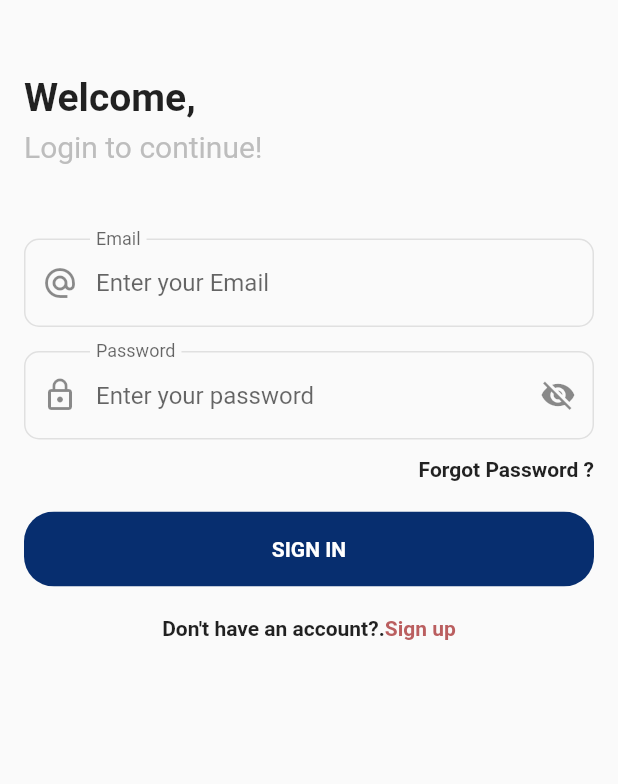
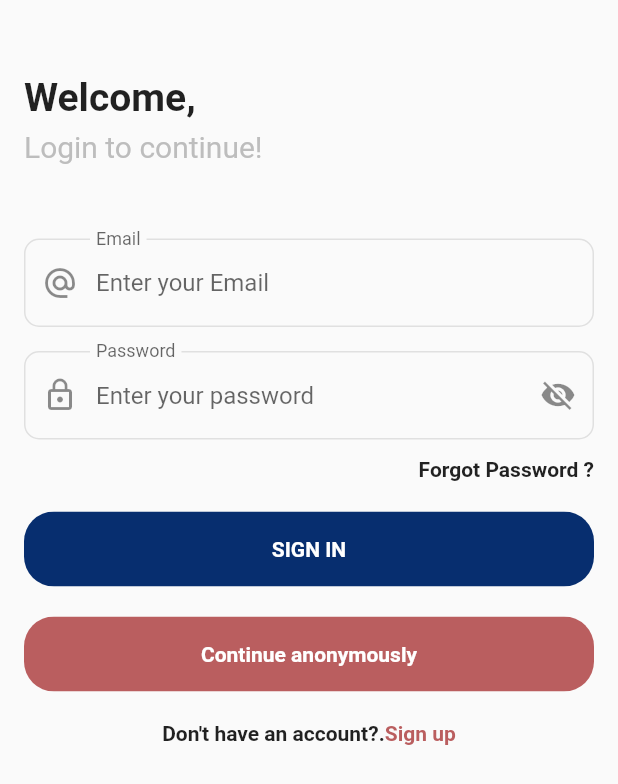
Before and after one commit to AdrianWest97/police-report-mobile, a Flutter app: the screen it shows after launch, on a phone screen of 412 x 824 dp. Shown: the top 784 px of the screen. Run offline on Flutter 3.47's test engine with Material 2 defaults, Android fonts, the phone set to English and light mode, and no system bars; our stand-ins replace adaptive_theme, circular_profile_avatar, flutter_dotenv, flutter_svg, modal_progress_hud, shared_preferences; missing offline and left inert: custom_navigator; accounts and stored records are empty; network calls fail.

Commit message:
update UI

```diff
--- a/lib/api/api.dart
+++ b/lib/api/api.dart
@@ -1,10 +1,11 @@
 import 'dart:convert';
+import 'package:flutter_dotenv/flutter_dotenv.dart';
 import 'package:http/http.dart' as http;
 import 'package:prms/utils/SharedPrefs.dart';
 
 class Network {
   //base  url
-  final String url = 'http://10.0.2.2:8000/api';
+  final String url = DotEnv().env['APP_URL'];
 
 //set header and specify content type
   _setHeaders() => {
@@ -18,6 +19,12 @@ class Network {
     var fullUrl = url + apiUrl;
     return await http.post(fullUrl,
         body: jsonEncode(data), headers: _setHeaders());
+  }
+
+//delete request to api
+  deleteData(apiUrl) async {
+    var fullUrl = url + apiUrl;
+    return await http.delete(fullUrl, headers: _setHeaders());
   }
 
   getData(apiUrl) async {
--- a/lib/components/HomeMenu.dart
+++ b/lib/components/HomeMenu.dart
@@ -18,15 +18,16 @@ class _HomeMenuState extends State<HomeMenu> {
   @override
   void initState() {
     _menu.add(MenuItem(
-        image: 'assets/svg/report.svg', route: Report(), title: 'Report'));
+        image: 'assets/svg/clock.svg', route: Report(), title: 'Report'));
     _menu.add(MenuItem(
         image: 'assets/svg/delivery.svg',
         route: TrackReport(),
         title: 'Track Report'));
+
     _menu.add(MenuItem(
         image: 'assets/svg/search.svg',
         route: MissingPeople(),
-        title: 'Missing People'));
+        title: 'Missing Persons'));
     _menu.add(MenuItem(
         image: 'assets/svg/location.svg',
         route: HomePage(),
--- a/lib/constants/strings.dart
+++ b/lib/constants/strings.dart
@@ -1,5 +1,5 @@
 const String keyToken = "";
-const String keyUser = "";
+
 const List parishes = [
   "Hanover",
   "St. Elizabeth",
--- a/lib/pages/login_page.dart
+++ b/lib/pages/login_page.dart
@@ -204,6 +204,52 @@ class _LoginPageState extends State<LoginPage> {
                           SizedBox(
                             height: 20,
                           ),
+                          //continue as guest
+                          Container(
+                            height: 50,
+                            width: double.infinity,
+                            child: FlatButton(
+                              onPressed: () {
+                                //return true if form is valid
+                                if (_formKey.currentState.validate()) {
+                                  _loginGuest();
+                                }
+                              },
+                              padding: EdgeInsets.all(0),
+                              child: Ink(
+                                decoration: BoxDecoration(
+                                    borderRadius: BorderRadius.circular(20.0),
+                                    color: Color(0xFFBA5E5F)),
+                                child: Container(
+                                  alignment: Alignment.center,
+                                  constraints: BoxConstraints(
+                                      maxWidth: double.infinity, minHeight: 50),
+                                  child: !isAuthenticating
+                                      ? Text(
+                                          "Continue anonymously",
+                                          style: TextStyle(
+                                              color: Colors.white,
+                                              fontWeight: FontWeight.bold),
+                                          textAlign: TextAlign.center,
+                                        )
+                                      : Text(
+                                          "Please wait...",
+                                          style: TextStyle(
+                                              color: Colors.white,
+                                              fontWeight: FontWeight.bold),
+                                          textAlign: TextAlign.center,
+                                        ),
+                                ),
+                              ),
+                              shape: RoundedRectangleBorder(
+                                borderRadius: BorderRadius.circular(6),
+                              ),
+                            ),
+                          ),
+
+                          SizedBox(
+                            height: 20,
+                          ),
                         ],
                       ),
                     ),
@@ -240,6 +286,10 @@ class _LoginPageState extends State<LoginPage> {
     );
   }
 
+//guest login
+
+  _loginGuest() async {}
+
   _login() async {
     loadingBloc.loading = true;
     setState(() {
--- a/lib/pages/report_details.dart
+++ b/lib/pages/report_details.dart
@@ -4,6 +4,7 @@ import 'package:flutter/material.dart';
 import 'package:intl/intl.dart';
 import 'package:prms/models/Report.dart';
 
+// ignore: must_be_immutable
 class ReportDetails extends StatefulWidget {
   ReportDetails({Key key, @required this.report}) : super(key: key);
   Report report;
--- a/lib/pages/trackReport.dart
+++ b/lib/pages/trackReport.dart
@@ -104,7 +104,7 @@ class _TrackReportState extends State<TrackReport> {
   }
 
   Future<List<Report>> _loadReports() async {
-    final response = await Network().getData('/all');
+    final response = await Network().getData('/report/all');
 
     if (response.statusCode == 200) {
       List<Report> reports = new List<Report>();
--- a/lib/root.dart
+++ b/lib/root.dart
@@ -17,10 +17,14 @@ class AuthRoot extends StatefulWidget {
 
 class _AuthRootState extends State<AuthRoot> {
   AuthStatus _authStatus = AuthStatus.notLoggedIn;
+  bool loading = false;
 
   @override
   void didChangeDependencies() async {
     super.didChangeDependencies();
+    setState(() {
+      loading = true;
+    });
     CurrentUser _currentUser = Provider.of<CurrentUser>(context, listen: false);
     String success = await _currentUser.fetchUser();
     if (success == 'success') {
@@ -28,6 +32,9 @@ class _AuthRootState extends State<AuthRoot> {
         _authStatus = AuthStatus.loggedIN;
       });
     }
+    setState(() {
+      loading = false;
+    });
   }
 
   @override
@@ -42,6 +49,16 @@ class _AuthRootState extends State<AuthRoot> {
         break;
       default:
     }
-    return retVal;
+    return ModalProgressHUD(
+      child: retVal,
+      inAsyncCall: loading,
+      opacity: 0.9,
+      color: Color(0xFF072e6f),
+      progressIndicator: SizedBox(
+        height: 15.0,
+        width: 15.0,
+        child: CircularProgressIndicator(strokeWidth: 3.0),
+      ),
+    );
   }
 }
```
Also changed, not shown: lib/app.dart (+14 -5 lines), lib/components/loading.dart (+5 -2 lines), lib/models/MissingPeople.dart (+14 -10 lines), lib/pages/missing_people.dart (+14 -5 lines), lib/pages/missing_person_details.dart (added, +88 -0 lines), lib/pages/myReports.dart (+44 -5 lines), lib/pages/new_report.dart (+4 -27 lines), lib/utils/SharedPrefs.dart (+1 -6 lines), assets/svg/clock.svg (added).
